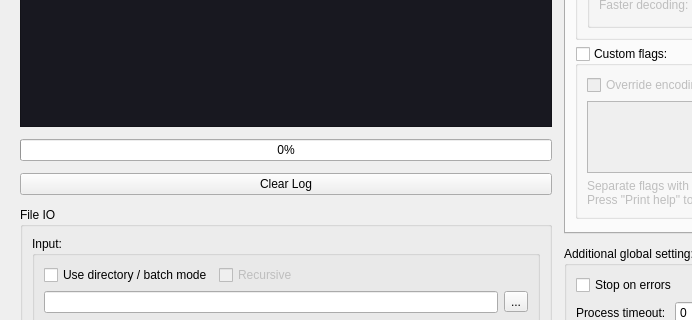
Above: mainwindow.ui from kampidh/jxl-batch-converter before the change; both pictures show x 0 to 692 and y 448 to 768 of the 900 by 900 pixel window. Below: the same form after it.
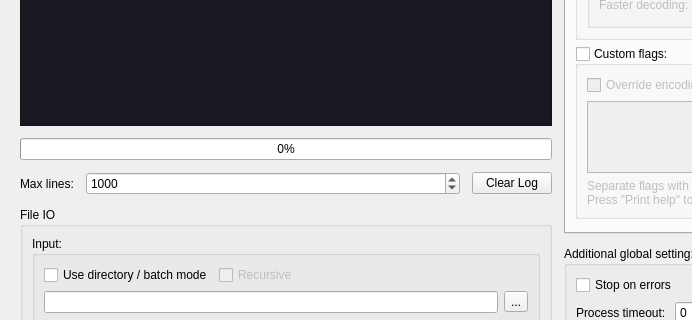
That is the form after the change.

Commit message: Fix logs appearance, also have an option to limit max logs

```diff
--- a/mainwindow.ui
+++ b/mainwindow.ui
@@ -26,7 +26,7 @@
      <verstretch>0</verstretch>
     </sizepolicy>
    </property>
-   <layout class="QHBoxLayout" name="horizontalLayout_7">
+   <layout class="QHBoxLayout" name="horizontalLayout_9">
     <property name="spacing">
      <number>12</number>
     </property>
@@ -123,11 +123,44 @@
        </widget>
       </item>
       <item>
+       <layout class="QHBoxLayout" name="horizontalLayout_7">
+        <item>
+         <widget class="QLabel" name="label_20">
+          <property name="text">
+           <string>Max lines:</string>
+          </property>
+         </widget>
+        </item>
+        <item>
+         <widget class="QSpinBox" name="maxLinesSpinBox">
+          <property name="sizePolicy">
+           <sizepolicy hsizetype="Expanding" vsizetype="Fixed">
+            <horstretch>0</horstretch>
+            <verstretch>0</verstretch>
+           </sizepolicy>
+          </property>
+          <property name="toolTip">
+           <string>&lt;html&gt;&lt;head/&gt;&lt;body&gt;&lt;p&gt;Set line limit for the log.&lt;/p&gt;&lt;p&gt;If set to 0, log will not be limited (&lt;span style=&quot; font-weight:700;&quot;&gt;Warning&lt;/span&gt;: might get heavy on massive log!)&lt;/p&gt;&lt;/body&gt;&lt;/html&gt;</string>
+          </property>
+          <property name="maximum">
+           <number>100000</number>
+          </property>
+          <property name="singleStep">
+           <number>100</number>
+          </property>
+          <property name="value">
+           <number>1000</number>
+          </property>
+         </widget>
+        </item>
+        <item>
        <widget class="QPushButton" name="clearLogBtn">
         <property name="text">
          <string>Clear Log</string>
         </property>
        </widget>
+        </item>
+       </layout>
       </item>
       <item>
        <widget class="QGroupBox" name="fileinfoBox">
```
Lines whose indentation alone changed are shown as unchanged. The commit also changes 1 other file.
